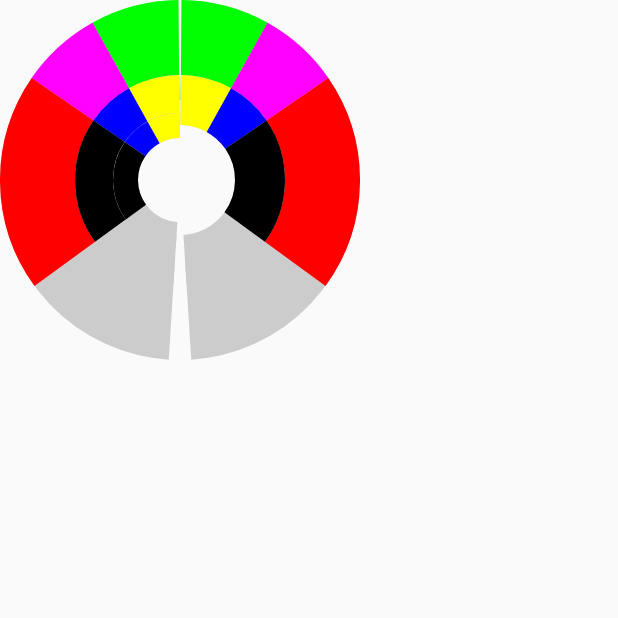
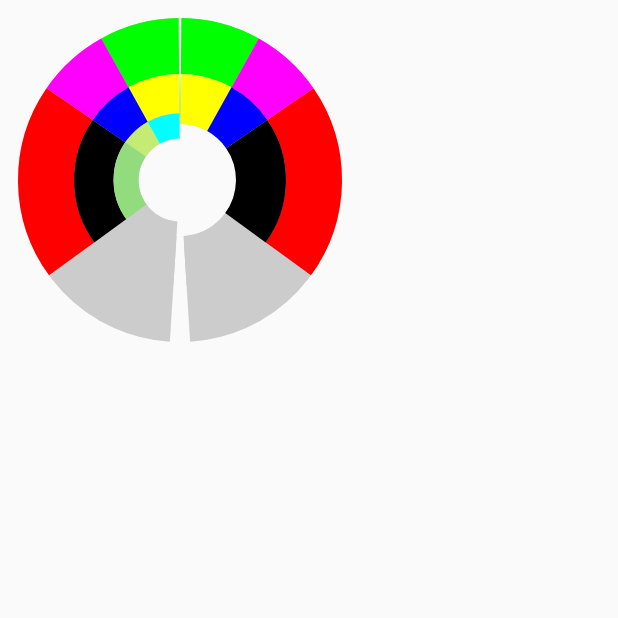
Before and after one commit to CodePlayStudios/Graphsy, an Android app built with Jetpack Compose: the screen it shows after launch (MainActivity), on a phone screen of 412 x 824 dp, the top half of it. Run offline under Robolectric (Android 15) with nearby library versions, the phone set to English and light mode, and no system bars.

Commit message:
Removed nested canvas for better performance

```diff
--- a/app/src/main/java/com/graphsy/app/MainActivity.kt
+++ b/app/src/main/java/com/graphsy/app/MainActivity.kt
@@ -6,6 +6,7 @@ import androidx.activity.ComponentActivity
 import androidx.activity.compose.setContent
 import androidx.compose.foundation.layout.Box
 import androidx.compose.foundation.layout.fillMaxSize
+import androidx.compose.foundation.layout.padding
 import androidx.compose.foundation.layout.size
 import androidx.compose.ui.Alignment
 import androidx.compose.ui.Modifier
@@ -25,7 +26,7 @@ class MainActivity : ComponentActivity() {
             GraphsyTheme {
                 Box(
                     modifier = Modifier
-                        .size(width = 240.dp, height = 240.dp),
+                        .size(width = 240.dp, height = 240.dp).padding(12.dp),
                     contentAlignment = Alignment.Center
                 ) {
                     DonutChart(
@@ -51,7 +52,7 @@ class MainActivity : ComponentActivity() {
 
     companion object {
 
-        val set1 = arrayOf(
+        val set1 = listOf(
             DonutData(
                 masterSlice = DonutSlice.MasterSlice(
                     circumferencePercentage = 0.49f,
@@ -96,7 +97,7 @@ class MainActivity : ComponentActivity() {
                 )
             )
         )
-        val set2 = arrayOf(
+        val set2 = listOf(
             DonutData(
                 masterSlice = DonutSlice.MasterSlice(
                     circumferencePercentage = 0.49f,
@@ -150,15 +151,15 @@ class MainActivity : ComponentActivity() {
                 sections = listOf(
                     DonutSlice.SectionSlice(
                         value = 1.3f,
-                        color = Color.Yellow
+                        color = Color.Cyan
                     ),
                     DonutSlice.SectionSlice(
                         value = 1.2f,
-                        color = Color.Blue
+                        color = Color(0xFFc4ec74)
                     ),
                     DonutSlice.SectionSlice(
                         value = 3.21f,
-                        color = Color.Black
+                        color = Color(0xFF92dc7e)
                     )
                 )
             )
--- a/graphsy/src/main/java/com/graphsy/compose/donut/DonutChart.kt
+++ b/graphsy/src/main/java/com/graphsy/compose/donut/DonutChart.kt
@@ -2,22 +2,15 @@ package com.graphsy.compose.donut
 
 import android.graphics.Path.Direction
 import androidx.compose.foundation.Canvas
-import androidx.compose.foundation.layout.padding
 import androidx.compose.runtime.Composable
-import androidx.compose.runtime.getValue
-import androidx.compose.runtime.mutableStateOf
-import androidx.compose.runtime.remember
-import androidx.compose.runtime.setValue
 import androidx.compose.ui.Modifier
 import androidx.compose.ui.geometry.Offset
 import androidx.compose.ui.geometry.Size
 import androidx.compose.ui.graphics.StrokeCap
 import androidx.compose.ui.graphics.drawscope.DrawScope
 import androidx.compose.ui.graphics.drawscope.Stroke
-import androidx.compose.ui.layout.onSizeChanged
-import androidx.compose.ui.unit.Dp
-import androidx.compose.ui.unit.dp
 import com.graphsy.compose.common.DonutChartUtils
+import com.graphsy.compose.common.DonutChartUtils.sumByFloat
 import com.graphsy.compose.config.DonutChartConfiguration
 import com.graphsy.compose.models.DonutData
 import com.graphsy.compose.models.DonutPathData
@@ -26,29 +19,81 @@ import com.graphsy.compose.models.DonutPathDataEntry
 
 @Composable
 fun DonutChart(
-    vararg data: DonutData,
+    data: List<DonutData>,
     modifier: Modifier = Modifier,
     configuration: DonutChartConfiguration = DonutChartConfiguration()
 ) {
-    var usedWidth = 0f
-    data.forEachIndexed { index, item ->
-        DrawDonut(
-            model = item,
-            config = configuration,
-            modifier = modifier,
-            usedWidth = usedWidth
-        )
-        usedWidth += item.masterSlice.strokeWidth / 2
+    Canvas(modifier = modifier) {
+        data.forEachIndexed { index, item ->
+            val donutPathData = pathData(
+                item,
+                configuration
+            )
+            val (offset, size) = if (index > 0) {
+                val newSize = Size(
+                    size.width / (index + 1),
+                    size.height / (index + 1),
+                )
+                Pair(
+                    Offset.Zero + Offset(
+                        x = (size.width - newSize.width).div(2f),
+                        y = (size.height - newSize.height).div(2f)
+                    ),
+                    newSize
+                )
+
+            } else {
+                Pair(
+                    Offset.Zero + Offset(
+                        x = item.masterSlice.strokeWidth.div(2f),
+                        y = item.masterSlice.strokeWidth.div(2f)
+                    ),
+                    Size(
+                        (size.width - item.masterSlice.strokeWidth),
+                        (size.height - item.masterSlice.strokeWidth)
+                    )
+                )
+            }
+
+            drawDonutSegment(
+                donutPathData.masterPathData,
+                configuration.direction,
+                offset,
+                size
+            )
+            donutPathData.entriesPathData.forEach { pathData ->
+                drawDonutSegment(pathData, configuration.direction, offset, size)
+            }
+        }
     }
 }
 
-@Composable
-private fun DrawDonut(
+private fun DrawScope.drawDonutSegment(
+    data: DonutPathDataEntry,
+    direction: Direction,
+    offset: Offset,
+    size: Size
+) {
+    val factor = if (direction == Direction.CCW) -1 else 1
+
+    drawArc(
+        color = data.color,
+        startAngle = data.startAngle * factor,
+        sweepAngle = data.sweepAngle * factor,
+        useCenter = false,
+        topLeft = offset,
+        size = size,
+        style = Stroke(
+            width = data.strokeWidth,
+            cap = StrokeCap.Butt
+        )
+    )
+}
+
+private fun pathData(
     model: DonutData,
-    config: DonutChartConfiguration,
-    modifier: Modifier,
-    usedWidth: Float
-) {
+    config: DonutChartConfiguration
+): DonutPathData {
     val masterProgress = model.masterSlice.circumferencePercentage
     val gapAngleDegrees = config.gapAngleDegrees.angle
     val gapWidthDegrees = config.gapWidthDegrees.angle
@@ -57,7 +102,6 @@ private fun DrawDonut(
     val wholeDonutAngle = 360f - gapWidthDegrees
     val masterSegmentAngle = wholeDonutAngle * masterProgress
     val startAngle = gapAngleDegrees + gapWidthDegrees / 2
-    val strokeCap = StrokeCap.Butt
 
     val masterPathData = DonutPathDataEntry(
         color = backgroundLineColor,
@@ -78,52 +122,5 @@ private fun DrawDonut(
         )
     }
 
-    val donutPathData = DonutPathData(masterPathData, entriesPathData)
-
-    var chartWidth by remember { mutableStateOf(0F) }
-    var chartHeight by remember { mutableStateOf(0F) }
-
-    Canvas(modifier = modifier
-        .padding(
-            usedWidth.dp
-        )
-        .onSizeChanged { size ->
-            chartWidth = size.width.toFloat()
-            chartHeight = size.height.toFloat()
-        }, onDraw = {
-        drawDonutSegment(
-            strokeCap,
-            donutPathData.masterPathData,
-            config.direction
-        )
-        donutPathData.entriesPathData.forEach { pathData ->
-            drawDonutSegment(strokeCap, pathData, config.direction)
-        }
-    })
+    return DonutPathData(masterPathData, entriesPathData)
 }
-
-private fun DrawScope.drawDonutSegment(
-    strokeCap: StrokeCap,
-    data: DonutPathDataEntry,
-    direction: Direction
-) {
-    val angle = if (direction == Direction.CCW) -1 else 1
-    drawArc(
-        color = data.color,
-        startAngle = data.startAngle * angle,
-        sweepAngle = data.sweepAngle * angle,
-        useCenter = false,
-        topLeft = Offset.Zero + Offset(
-            x = data.strokeWidth / 2f,
-            y = data.strokeWidth / 2f
-        ),
-        size = Size(
-            size.width - data.strokeWidth,
-            size.height - data.strokeWidth
-        ),
-        style = Stroke(
-            width = data.strokeWidth,
-            cap = strokeCap
-        )
-    )
-}
```
